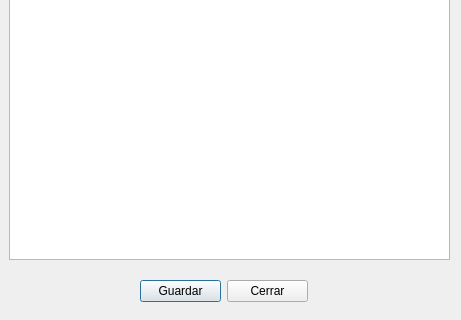
Before: the Qt Designer form factura.ui in Adr802/P59-Tienda, drawn with Qt 5; both pictures show x 0 to 461 and y 270 to 590 of the 461 by 590 pixel window.
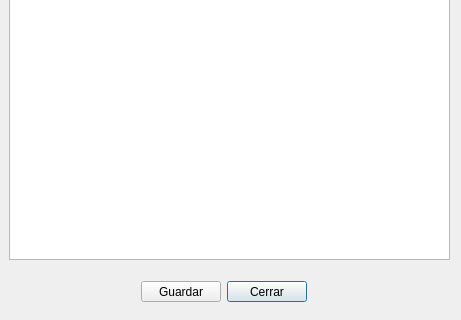
After: the same form once the commit is applied.

Commit message: Guardar archivo finalizado (Sin ruta)

```diff
--- a/factura.ui
+++ b/factura.ui
@@ -44,33 +44,31 @@
     <bool>true</bool>
    </property>
   </widget>
-  <widget class="QWidget" name="layoutWidget">
+  <widget class="QPushButton" name="btnClose">
    <property name="geometry">
     <rect>
-     <x>140</x>
-     <y>550</y>
-     <width>168</width>
-     <height>23</height>
+     <x>227</x>
+     <y>551</y>
+     <width>80</width>
+     <height>21</height>
     </rect>
    </property>
-   <layout class="QHBoxLayout" name="horizontalLayout">
-    <item>
-     <widget class="QPushButton" name="btnSave">
-      <property name="text">
-       <string>Guardar</string>
-      </property>
-     </widget>
-    </item>
-    <item>
-     <widget class="QPushButton" name="btnClose">
-      <property name="text">
-       <string>Cerrar</string>
-      </property>
-     </widget>
-    </item>
-   </layout>
-   <zorder>btnClose</zorder>
-   <zorder>btnSave</zorder>
+   <property name="text">
+    <string>Cerrar</string>
+   </property>
+  </widget>
+  <widget class="QPushButton" name="btnSave">
+   <property name="geometry">
+    <rect>
+     <x>141</x>
+     <y>551</y>
+     <width>80</width>
+     <height>21</height>
+    </rect>
+   </property>
+   <property name="text">
+    <string>Guardar</string>
+   </property>
   </widget>
  </widget>
  <resources/>
```
Left out of the diff: 2 changed lines with no effect on the pictures. The commit also changes 3 other files.
